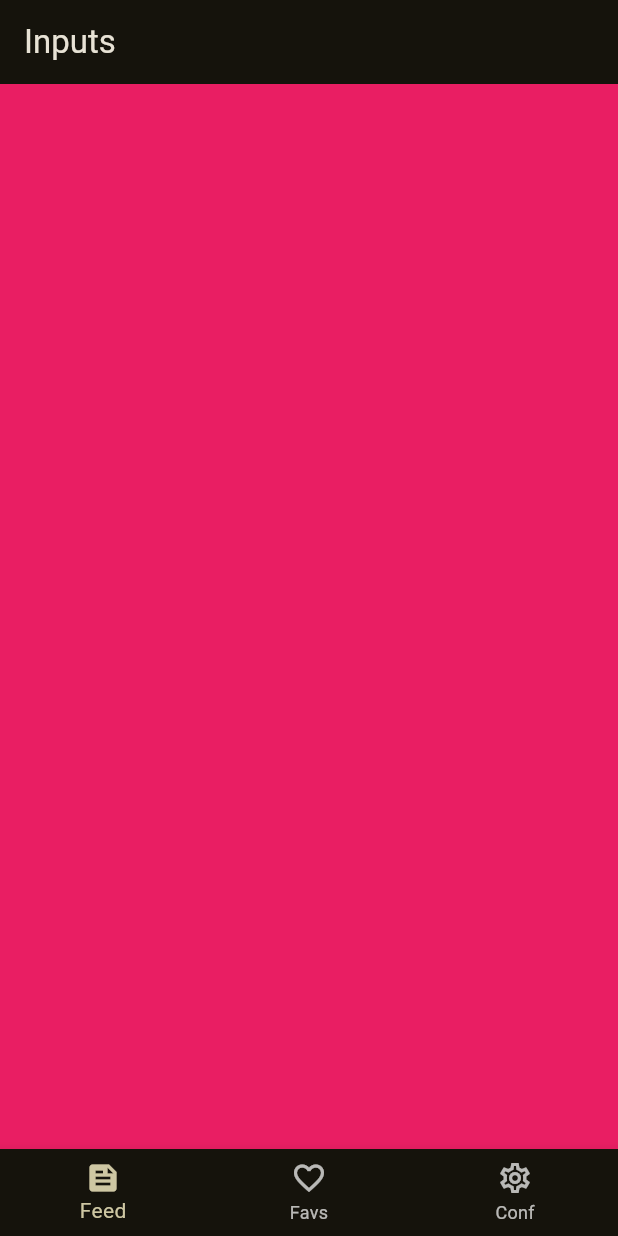
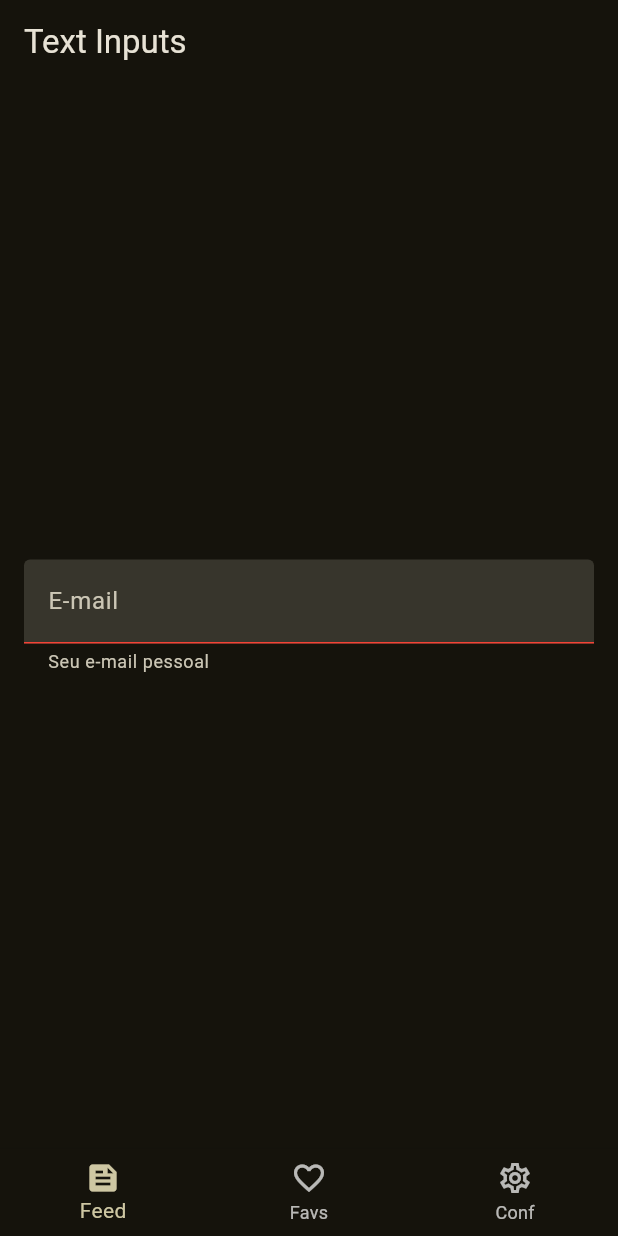
Before and after one commit to f290DSM/f290_dsm_widgets_playground, a Flutter app: the screen it shows after launch, on a phone screen of 412 x 824 dp. Run offline on Flutter 3.47's test engine with Material 2 defaults, Android fonts, the phone set to English and light mode, and no system bars.

Commit message:
main
- Ajustes inputs.

```diff
--- /dev/null
+++ b/lib/pages/TextInput.dart
@@ -0,0 +1,41 @@
+import 'package:flutter/material.dart';
+
+class TextInputPage extends StatelessWidget {
+  const TextInputPage({super.key});
+
+  static final _controllerEmail = TextEditingController();
+  static final _controllerTelefone = TextEditingController();
+
+  @override
+  Widget build(BuildContext context) {
+    return Column(
+      mainAxisAlignment: MainAxisAlignment.center,
+      children: [
+        Padding(
+          padding: const EdgeInsets.all(16.0),
+          child: TextField(
+            controller: _controllerEmail,
+            textInputAction: TextInputAction.done,
+            keyboardType: TextInputType.emailAddress,
+            decoration: InputDecoration(
+              helperText: 'Seu e-mail pessoal',
+              label: const Text('E-mail'),
+              filled: true,
+              enabledBorder: const UnderlineInputBorder(
+                borderSide: BorderSide(color: Colors.red),
+              ),
+              focusedBorder: OutlineInputBorder(
+                borderSide: const BorderSide(color: Colors.deepOrange),
+                borderRadius: BorderRadius.circular(32),
+              ),
+            ),
+            onChanged: (text) => print('onChanged: $text'),
+            onSubmitted: (text) => print('onSubmitted: $text'),
+            onEditingComplete: () =>
+                print('onEditingComplete: Finalizou a edição.'),
+          ),
+        ),
+      ],
+    );
+  }
+}
--- a/lib/pages/bottom_navigation_page.dart
+++ b/lib/pages/bottom_navigation_page.dart
@@ -1,4 +1,6 @@
 import 'package:flutter/material.dart';
+
+import 'TextInput.dart';
 
 class BottomNavigationPage extends StatefulWidget {
   const BottomNavigationPage({super.key});
@@ -9,7 +11,7 @@ class BottomNavigationPage extends StatefulWidget {
 
 class _BottomNavigationPageState extends State<BottomNavigationPage> {
   var pages = [
-    Container(color: Colors.pink),
+    TextInputPage(),
     Container(color: Colors.deepPurple),
     Container(color: Colors.deepOrange),
   ];
@@ -19,7 +21,7 @@ class _BottomNavigationPageState extends State<BottomNavigationPage> {
   @override
   Widget build(BuildContext context) {
     return Scaffold(
-      appBar: AppBar(title: const Text('Inputs')),
+      appBar: AppBar(title: const Text('Text Inputs')),
       body: IndexedStack(
         index: _selectedIndex,
         children: pages,
```
